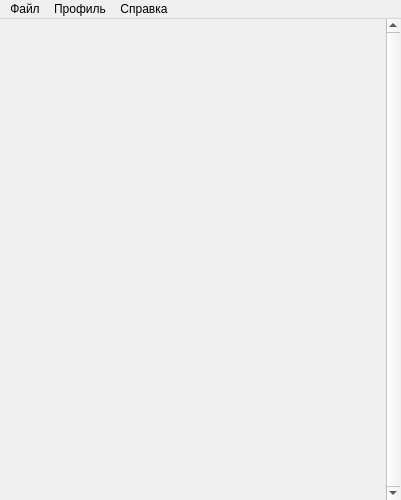
Old version of the form app/window/mainwindow.ui in the repository Rexagon/kanji-tutor.
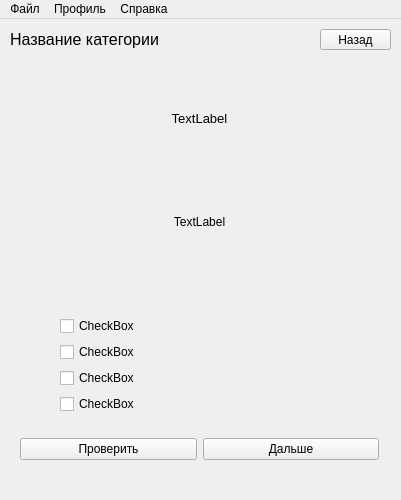
New version of the form. The open tabs and pages were chosen to show the change.

Commit message: Начал делать тесты

```diff
--- a/app/window/mainwindow.ui
+++ b/app/window/mainwindow.ui
@@ -342,6 +342,151 @@
       </property>
      </widget>
     </widget>
+    <widget class="QWidget" name="exercisePage">
+     <widget class="QLabel" name="exercisePageNameLabel">
+      <property name="geometry">
+       <rect>
+        <x>10</x>
+        <y>10</y>
+        <width>291</width>
+        <height>21</height>
+       </rect>
+      </property>
+      <property name="font">
+       <font>
+        <pointsize>12</pointsize>
+       </font>
+      </property>
+      <property name="text">
+       <string>Название категории</string>
+      </property>
+     </widget>
+     <widget class="QPushButton" name="exercisePageBackButton">
+      <property name="geometry">
+       <rect>
+        <x>320</x>
+        <y>10</y>
+        <width>71</width>
+        <height>21</height>
+       </rect>
+      </property>
+      <property name="text">
+       <string>Назад</string>
+      </property>
+     </widget>
+     <widget class="QWidget" name="gridLayoutWidget_2">
+      <property name="geometry">
+       <rect>
+        <x>9</x>
+        <y>60</y>
+        <width>381</width>
+        <height>411</height>
+       </rect>
+      </property>
+      <layout class="QGridLayout" name="exercisePageGridLayout">
+       <item row="4" column="0">
+        <widget class="QPushButton" name="exercisePageCheckButton">
+         <property name="text">
+          <string>Проверить</string>
+         </property>
+        </widget>
+       </item>
+       <item row="4" column="1">
+        <widget class="QPushButton" name="exercisePageNextButton">
+         <property name="text">
+          <string>Дальше</string>
+         </property>
+        </widget>
+       </item>
+       <item row="2" column="0" colspan="2">
+        <widget class="QLabel" name="exercisePageHieroglyphLabel">
+         <property name="maximumSize">
+          <size>
+           <width>16777215</width>
+           <height>140</height>
+          </size>
+         </property>
+         <property name="text">
+          <string>TextLabel</string>
+         </property>
+         <property name="alignment">
+          <set>Qt::AlignCenter</set>
+         </property>
+        </widget>
+       </item>
+       <item row="1" column="0" colspan="2">
+        <widget class="QLabel" name="exercisePageProgress">
+         <property name="maximumSize">
+          <size>
+           <width>16777215</width>
+           <height>20</height>
+          </size>
+         </property>
+         <property name="font">
+          <font>
+           <pointsize>10</pointsize>
+           <weight>50</weight>
+           <bold>false</bold>
+           <kerning>true</kerning>
+          </font>
+         </property>
+         <property name="text">
+          <string>TextLabel</string>
+         </property>
+         <property name="alignment">
+          <set>Qt::AlignCenter</set>
+         </property>
+        </widget>
+       </item>
+       <item row="3" column="0" colspan="2">
+        <layout class="QVBoxLayout" name="exercisePageOptionsList">
+         <property name="sizeConstraint">
+          <enum>QLayout::SetNoConstraint</enum>
+         </property>
+         <property name="leftMargin">
+          <number>40</number>
+         </property>
+         <property name="rightMargin">
+          <number>40</number>
+         </property>
+         <item>
+          <widget class="QCheckBox" name="checkBox">
+           <property name="text">
+            <string>CheckBox</string>
+           </property>
+          </widget>
+         </item>
+         <item>
+          <widget class="QCheckBox" name="checkBox_2">
+           <property name="text">
+            <string>CheckBox</string>
+           </property>
+          </widget>
+         </item>
+         <item>
+          <widget class="QCheckBox" name="checkBox_3">
+           <property name="text">
+            <string>CheckBox</string>
+           </property>
+          </widget>
+         </item>
+         <item>
+          <widget class="QCheckBox" name="checkBox_4">
+           <property name="text">
+            <string>CheckBox</string>
+           </property>
+          </widget>
+         </item>
+        </layout>
+       </item>
+      </layout>
+     </widget>
+     <zorder>exercisePageNameLabel</zorder>
+     <zorder>exercisePageBackButton</zorder>
+     <zorder>gridLayoutWidget_2</zorder>
+     <zorder>exercisePageProgress</zorder>
+     <zorder>exercisePageNextButton</zorder>
+    </widget>
    </widget>
   </widget>
   <widget class="QMenuBar" name="menuBar">
```
Left out of the diff: 19 changed lines with no effect on the pictures. The commit also changes 2 other files.
